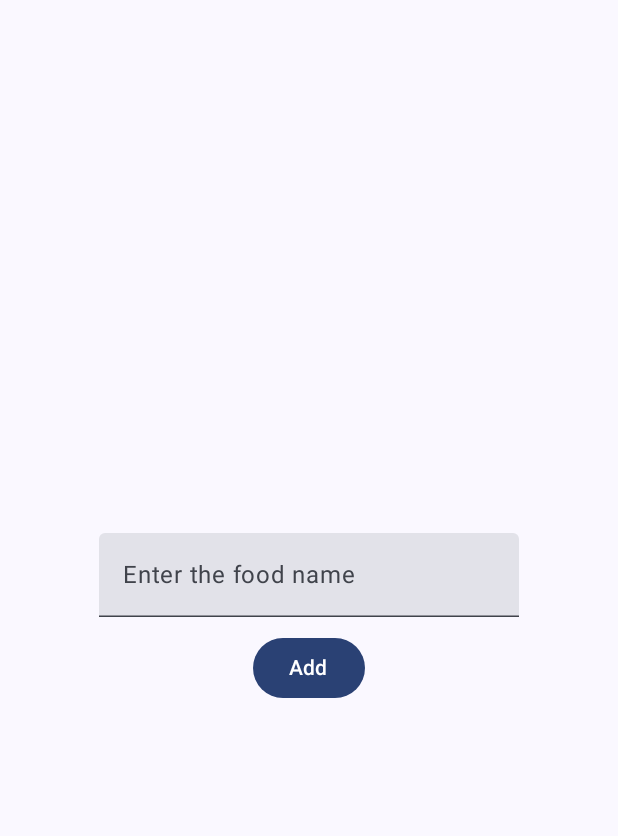
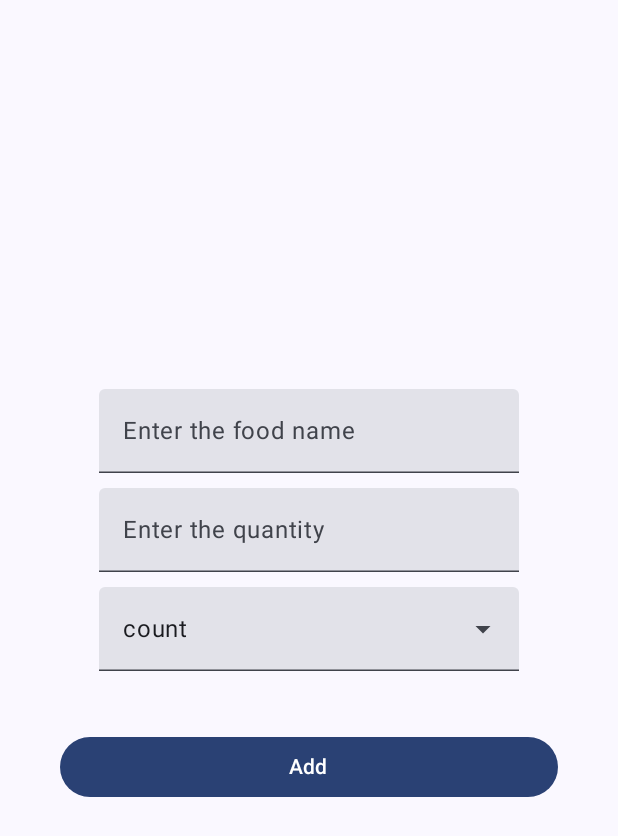
Before and after one commit to Brian-Kwong/FoodScanner, an Android app built with Jetpack Compose: the screen it shows after launch (MainActivity), on a phone screen of 412 x 824 dp. Shown: the top 836 px of the screen. Run offline under Robolectric (Android 15) with nearby library versions, the phone set to English and light mode, and no system bars.

Commit message:
Added input screen p1

```diff
--- a/app/src/main/java/com/zybooks/foodscanner/ui/InputViewModel.kt
+++ b/app/src/main/java/com/zybooks/foodscanner/ui/InputViewModel.kt
@@ -1,4 +1,16 @@
 package com.zybooks.foodscanner.ui
 
-class InputViewModel {
+import androidx.compose.runtime.mutableIntStateOf
+import androidx.compose.runtime.mutableStateOf
+import androidx.compose.runtime.remember
+import androidx.lifecycle.ViewModel
+import com.zybooks.foodscanner.IngredientEntry
+
+class InputViewModel : ViewModel() {
+
+    val inputtedIngredients = mutableListOf<IngredientEntry>();
+    val foodName = mutableStateOf("")
+    val quantity = mutableStateOf("")
+    val selectedUnit =  mutableIntStateOf(0)
+
 }
--- a/app/src/main/java/com/zybooks/foodscanner/ui/inputScreen.kt
+++ b/app/src/main/java/com/zybooks/foodscanner/ui/inputScreen.kt
@@ -1,15 +1,30 @@
 package com.zybooks.foodscanner.ui
 
+import android.util.Log
 import androidx.compose.foundation.layout.Arrangement
 import androidx.compose.foundation.layout.Column
+import androidx.compose.foundation.layout.Row
+import androidx.compose.foundation.layout.fillMaxWidth
 import androidx.compose.foundation.layout.padding
 import androidx.compose.material3.Button
+import androidx.compose.material3.DropdownMenuItem
+import androidx.compose.material3.ExperimentalMaterial3Api
+import androidx.compose.material3.ExposedDropdownMenuBox
+import androidx.compose.material3.ExposedDropdownMenuDefaults
 import androidx.compose.material3.Text
 import androidx.compose.material3.TextField
 import androidx.compose.runtime.Composable
+import androidx.compose.runtime.getValue
+import androidx.compose.runtime.mutableStateOf
+import androidx.compose.runtime.remember
+import androidx.compose.runtime.setValue
 import androidx.compose.ui.Alignment
 import androidx.compose.ui.Modifier
 import androidx.compose.ui.unit.dp
+import androidx.compose.ui.unit.sp
+import androidx.lifecycle.viewmodel.compose.viewModel
+
+val availableQuantitation = listOf("count","g", "kg", "ml", "l", "oz", "lb")
 
 @Composable
 fun TextInput(
@@ -26,11 +41,78 @@ fun TextInput(
     )
 }
 
+@OptIn(ExperimentalMaterial3Api::class)
 @Composable
-fun InputTable(modifier: Modifier = Modifier) {
-    Column(modifier = modifier.padding(10.dp), verticalArrangement = Arrangement.spacedBy(10.dp), horizontalAlignment = Alignment.CenterHorizontally,) {
+fun Dropdown(
+    title: String,
+    values: List<String>,
+    selectedIndex: Int,
+    onItemClick: (Int) -> Unit,
+    modifier: Modifier = Modifier
+){
+    var expanded by remember { mutableStateOf(false) }
+    Row(
+        verticalAlignment = Alignment.CenterVertically,
+        horizontalArrangement = Arrangement.SpaceBetween,
+        modifier = modifier
+    ) {
+        Text(
+            text = title,
+            fontSize = 20.sp
+        )
+        ExposedDropdownMenuBox(
+            expanded = expanded,
+            onExpandedChange = { expanded = it },
+        ) {
+            TextField(
+                value = values[selectedIndex],
+                onValueChange = {},
+                readOnly = true,
+                trailingIcon = {
+                    ExposedDropdownMenuDefaults.TrailingIcon(expanded = expanded)
+                },
+                modifier = modifier
+                    .menuAnchor()
+            )
+            ExposedDropdownMenu(
+                expanded = expanded,
+                onDismissRequest = { expanded = false },
+            ) {
+                values.forEachIndexed { index, item ->
+                    DropdownMenuItem(
+                        text = { Text(item) },
+                        onClick = {
+                            expanded = false
+                            onItemClick(index)
+                        }
+                    )
+                }
+            }
+        }
+    }
+}
+
+
+@Composable
+fun InputTable(modifier: Modifier = Modifier, viewModel: InputViewModel = viewModel()) {
+
+
+    Column(modifier = modifier.padding(10.dp), verticalArrangement = Arrangement.spacedBy(10.dp), horizontalAlignment = Alignment.CenterHorizontally) {
         TextInput(value = "", onValueChange = {}, label = "Enter the food name")
-        Button(modifier = modifier.align(Alignment.CenterHorizontally), onClick = {}) {
+        TextInput(value = "", onValueChange = {}, label = "Enter the quantity")
+        // Drop down for quantity unit
+        Dropdown(
+            title = "",
+            values = availableQuantitation,
+            selectedIndex = viewModel.selectedUnit.intValue,
+            onItemClick = {
+                // Update the selected index
+                Log.d("InputTable", "Selected index: $it")
+                viewModel.selectedUnit.intValue = it
+            },
+            modifier = Modifier
+        )
+        Button(modifier = modifier.align(Alignment.CenterHorizontally).fillMaxWidth().padding(30.dp), onClick = {}) {
             Text("Add")
         }
     }
```
Also changed, not shown: app/src/main/java/com/zybooks/foodscanner/ingredientEntry.kt (added, +7 -0 lines).
